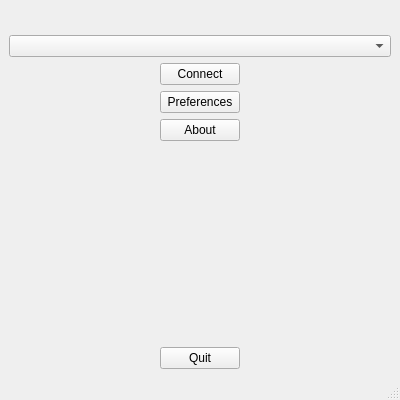
This is src/ui/mwstart.ui in mikedmorto/qglpi as Qt 5 draws it before an edit. The edited form follows.
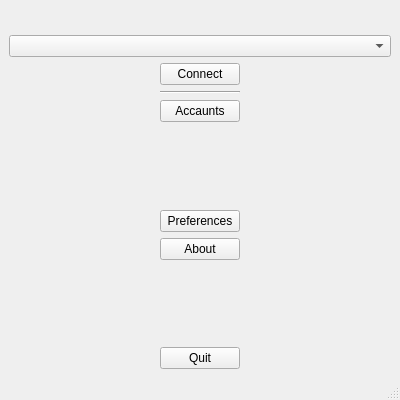
This is the edited form. Icons and pictures are not drawn.

Diff of the .ui file:
```diff
--- a/src/ui/mwstart.ui
+++ b/src/ui/mwstart.ui
@@ -83,6 +83,33 @@
           </property>
          </widget>
         </item>
+        <item>
+         <widget class="Line" name="line">
+          <property name="orientation">
+           <enum>Qt::Horizontal</enum>
+          </property>
+         </widget>
+        </item>
+        <item>
+         <widget class="QPushButton" name="btn_accaunts">
+          <property name="text">
+           <string>Accaunts</string>
+          </property>
+         </widget>
+        </item>
+        <item>
+         <spacer name="verticalSpacer_2">
+          <property name="orientation">
+           <enum>Qt::Vertical</enum>
+          </property>
+          <property name="sizeHint" stdset="0">
+           <size>
+            <width>20</width>
+            <height>40</height>
+           </size>
+          </property>
+         </spacer>
+        </item>
         <item>
          <widget class="QPushButton" name="btn_preferences">
           <property name="text">
```
